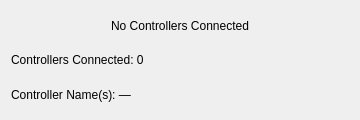
TheHalfrican/PerchQt, file src/UI/ControllerConfigView.ui: the form before one commit.
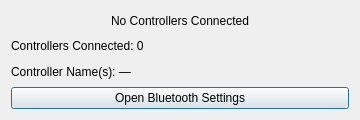
The form after the commit.

Commit message: Added a button to open bluetooth settings to Controller Config Window

```diff
--- a/src/UI/ControllerConfigView.ui
+++ b/src/UI/ControllerConfigView.ui
@@ -37,6 +37,13 @@
      </property>
     </widget>
    </item>
+   <item>
+    <widget class="QPushButton" name="bluetoothButton">
+      <property name="text">
+        <string>Open Bluetooth Settings</string>
+      </property>
+    </widget>
+   </item>
   </layout>
  </widget>
  <resources/>
```
The commit also changes 2 other files.
